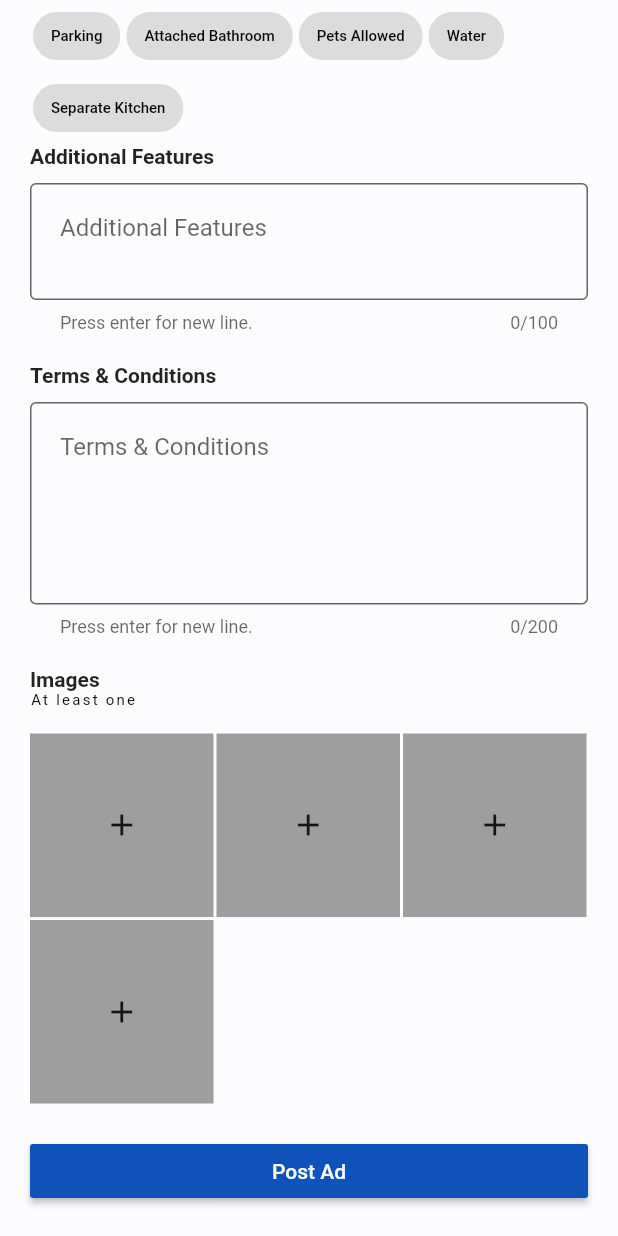
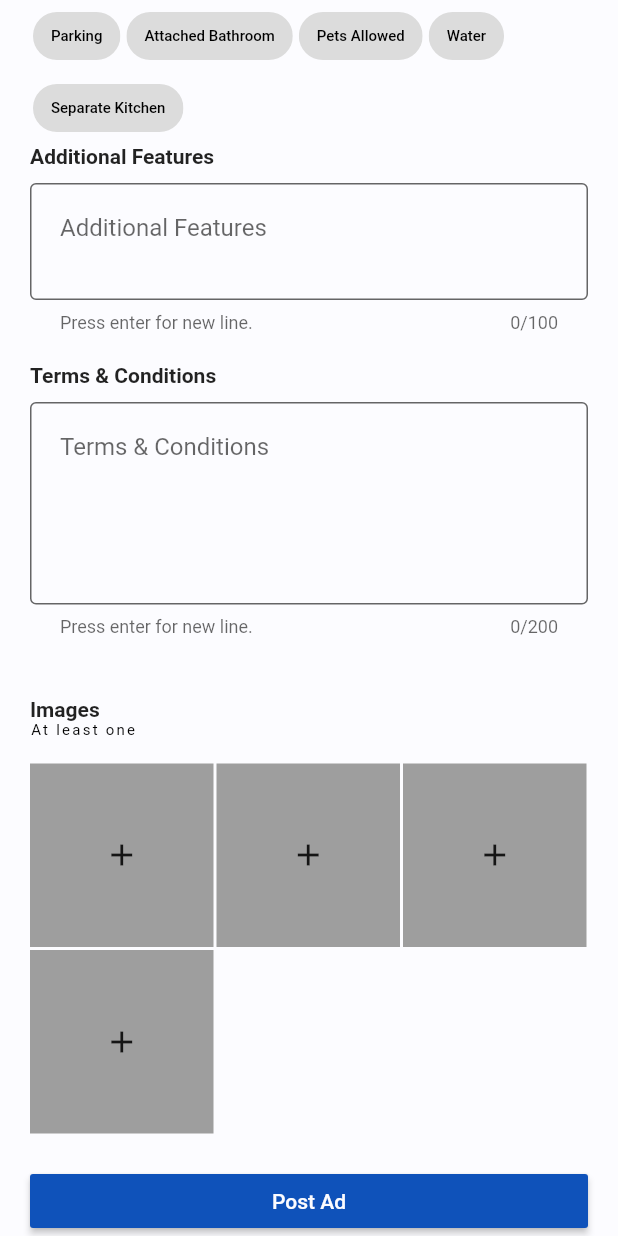
Before and after one commit to joshisijan/room_finder, a Flutter app: the PostTab widget shown alone on an empty page, opened directly, scrolled down 446 dp, on a phone screen of 412 x 824 dp. Run offline on Flutter 3.47's test engine with Material 2 defaults, Android fonts, the light colour scheme and no system bars; our stand-ins replace cached_network_image, carousel_slider, cloud_firestore, firebase_auth, firebase_core, firebase_storage and 4 more; accounts and stored records are empty.

Commit message:
little adjustment

```diff
--- a/lib/src/styles/theme.dart
+++ b/lib/src/styles/theme.dart
@@ -14,7 +14,9 @@ ThemeData lightTheme = ThemeData(
   backgroundColor: lightBG,
   primaryColor: lightPrimary,
   accentColor:  lightAccent,
-  cursorColor: lightAccent,
+  textSelectionTheme: TextSelectionThemeData(
+    cursorColor: lightAccent,
+  ),
   scaffoldBackgroundColor: lightBG,
   buttonColor: lightPrimary,
   appBarTheme: AppBarTheme(
@@ -28,7 +30,9 @@ ThemeData darkTheme = ThemeData(
   primaryColor: darkPrimary,
   accentColor: darkAccent,
   scaffoldBackgroundColor: darkBG,
-  cursorColor: darkAccent,
+  textSelectionTheme: TextSelectionThemeData(
+    cursorColor: darkAccent,
+  ),
   appBarTheme: AppBarTheme(
     elevation: 0,
   ),
--- a/lib/src/tabs/post_tab.dart
+++ b/lib/src/tabs/post_tab.dart
@@ -278,6 +278,10 @@ class _PostTabState extends State<PostTab> {
                       return null;
                     },
                   ),
+                  SizedBox(
+                    height: kDefaultPadding,
+                  ),
+
                   SizedBox(
                     height: kDefaultPadding,
                   ),
```
Also changed, not shown: pubspec.lock.
